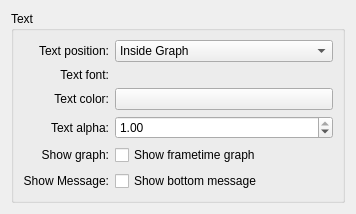
Old version of the form effects/showfps/showfps_config.ui in the repository GustavoSilvera/kwin.
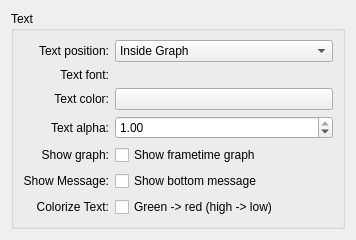
New version of the form. Custom widgets are drawn as their Qt base class.

Patch:
```diff
--- a/effects/showfps/showfps_config.ui
+++ b/effects/showfps/showfps_config.ui
@@ -188,6 +188,26 @@
         </property>
         </widget>
       </item>
+      <item row="6" column="0">
+       <widget class="QLabel" name="label_4">
+        <property name="text">
+         <string>Colorize Text:</string>
+        </property>
+        <property name="alignment">
+         <set>Qt::AlignRight|Qt::AlignTrailing|Qt::AlignVCenter</set>
+        </property>
+        <property name="buddy">
+         <cstring>kcfg_ColorizeText</cstring>
+        </property>
+       </widget>
+      </item>
+      <item row="6" column="1">
+        <widget class="QCheckBox" name="kcfg_ColorizeText">
+        <property name="text">
+            <string>Green -> red (high -> low)</string>
+        </property>
+        </widget>
+      </item>
      </layout>
     </widget>
    </item>
```
